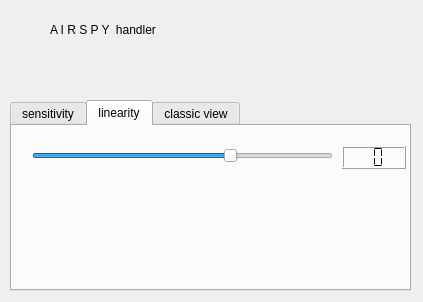
AlbrechtL/welle.io, file src/input/airspy/airspy-widget.ui: the form before one commit.
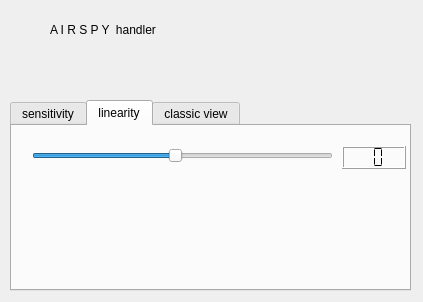
The form after the commit. The open tabs and pages were chosen to show the change.

Commit message: range for airspy sliders extended

The edit to the form file:
```diff
--- a/src/input/airspy/airspy-widget.ui
+++ b/src/input/airspy/airspy-widget.ui
@@ -82,7 +82,7 @@
       </rect>
      </property>
      <property name="maximum">
-      <number>15</number>
+      <number>21</number>
      </property>
      <property name="value">
       <number>10</number>
```
Left out of the diff: 4 changed lines with no effect on the pictures.
